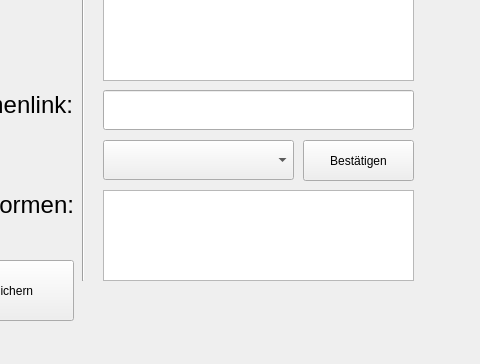
Qt form Musik.ui (ScreepCode/JSON-Editoren) before a commit; both pictures show x 167 to 647 and y 529 to 893 of the 647 by 893 pixel window.
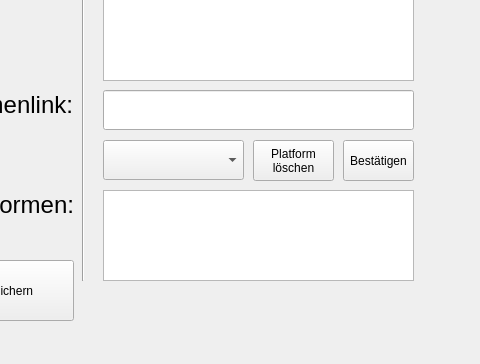
The same form after that commit.

Commit message: New: Platform Löschen, Fix: Track überall löschen

What changed in the file:
```diff
--- a/Musik.ui
+++ b/Musik.ui
@@ -351,7 +351,7 @@
        <rect>
         <x>270</x>
         <y>640</y>
-        <width>191</width>
+        <width>141</width>
         <height>40</height>
        </rect>
       </property>
@@ -377,9 +377,9 @@
      <widget class="QPushButton" name="platformButton">
       <property name="geometry">
        <rect>
-        <x>470</x>
+        <x>510</x>
         <y>640</y>
-        <width>111</width>
+        <width>71</width>
         <height>41</height>
        </rect>
       </property>
@@ -486,6 +486,20 @@
        <string>Song löschen</string>
       </property>
      </widget>
+     <widget class="QPushButton" name="platformDeleteButton">
+      <property name="geometry">
+       <rect>
+        <x>420</x>
+        <y>640</y>
+        <width>81</width>
+        <height>41</height>
+       </rect>
+      </property>
+      <property name="text">
+       <string>Platform
+löschen</string>
+      </property>
+     </widget>
     </widget>
     <widget class="QWidget" name="editPage">
      <widget class="QPushButton" name="selectRowButton">
```
The commit also changes 1 other file.
